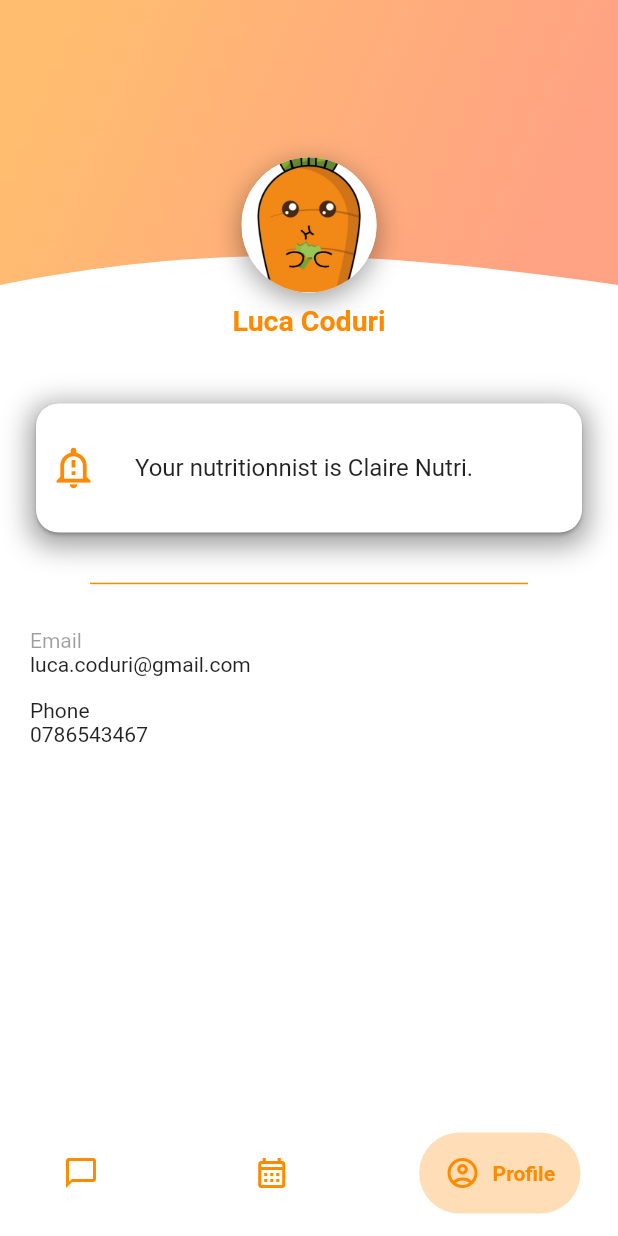
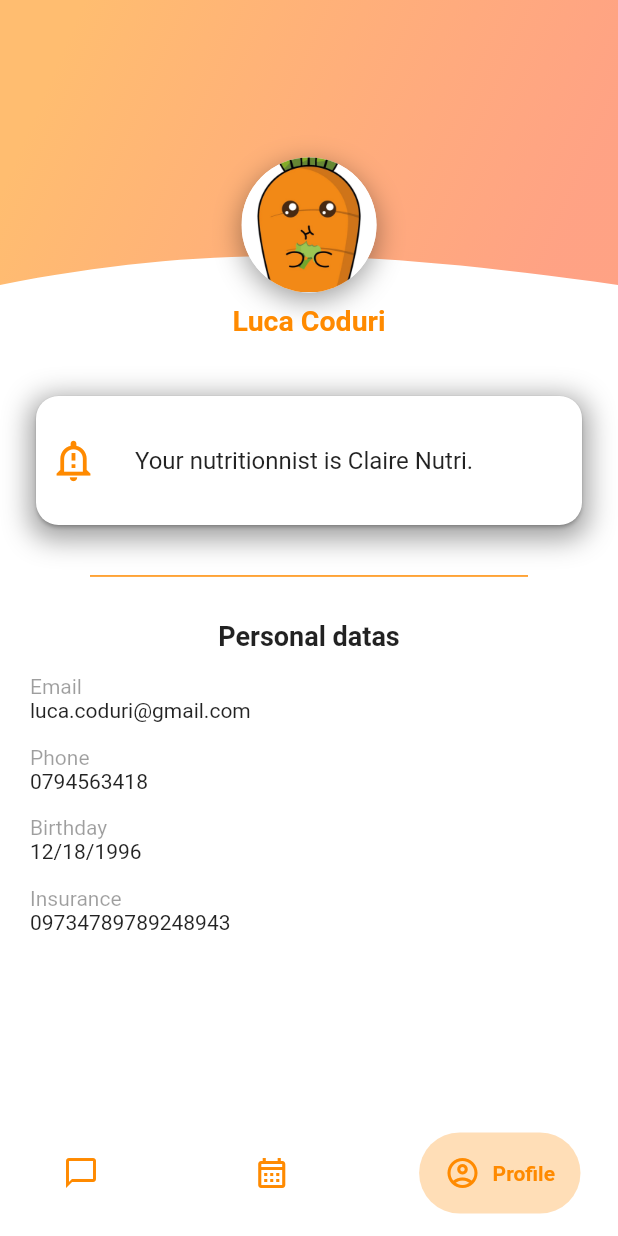
Before and after one commit to les-crepes/CAREOT_APP, a Flutter app: the screen it shows after launch, item 3 of the bottom bar chosen, on a phone screen of 412 x 824 dp. Run offline on Flutter 3.47's test engine with Material 2 defaults, Android fonts, the phone set to English and light mode, and no system bars; drawn by our look-alikes of google_nav_bar; our stand-ins replace auto_route, cloud_firestore, firebase_auth, firebase_core, flutter_chat_types, flutter_chat_ui and 1 more; accounts and stored records are empty.

Commit message:
Add personal infos

```diff
--- a/lib/screens/profile.dart
+++ b/lib/screens/profile.dart
@@ -2,7 +2,7 @@ import 'package:flutter/material.dart';
 import 'package:pdg_app/widgets/cards/left_element_card.dart';
 import 'package:pdg_app/widgets/cards/pic_card.dart';
 import 'package:pdg_app/widgets/text_information.dart';
-
+import 'package:intl/intl.dart';
 import '../widgets/profile/profile_top_bar.dart';
 
 class ProfileScreen extends StatelessWidget {
@@ -10,11 +10,15 @@ class ProfileScreen extends StatelessWidget {
 
   @override
   Widget build(BuildContext context) {
-    return const Profile(
+    return Profile(
       clientFirstName: "Luca",
       clienLastName: "Coduri",
       nutriFirstName: "Claire",
       nutriLastName: "Nutri",
+      clientEmail: "luca.coduri@gmail.com",
+      clientPhone: "0794563418",
+      clientBirthday: DateTime(1996, 12, 18),
+      clientInsurance: "09734789789248943",
     );
   }
 }
@@ -26,6 +30,10 @@ class Profile extends StatelessWidget {
   final String _clientLastName;
   final String _nutriFirstName;
   final String _nutriLastName;
+  final String _clientEmail;
+  final String _clientPhone;
+  final DateTime _clientBirthday;
+  final String _clientInsurance;
 
   const Profile({
     screenWidth = 0.0,
@@ -34,6 +42,10 @@ class Profile extends StatelessWidget {
     required clienLastName,
     required nutriFirstName,
     required nutriLastName,
+    required clientEmail,
+    required clientPhone,
+    required clientBirthday,
+    required clientInsurance,
     Key? key,
   })  : _screenWidth = screenWidth,
         _clientPicturePath = clientPicturePath,
@@ -41,6 +53,10 @@ class Profile extends StatelessWidget {
         _clientLastName = clienLastName,
         _nutriFirstName = nutriFirstName,
         _nutriLastName = nutriLastName,
+        _clientEmail = clientEmail,
+        _clientPhone = clientPhone,
+        _clientBirthday = clientBirthday,
+        _clientInsurance = clientInsurance,
         super(key: key);
 
   @override
@@ -49,6 +65,8 @@ class Profile extends StatelessWidget {
         _screenWidth == 0 ? MediaQuery.of(context).size.width : _screenWidth;
 
     final height = (width * 0.46111111111111114).toDouble();
+
+    final DateFormat hourFormatter = DateFormat.yMd();
 
     return Column(
       children: [
@@ -59,7 +77,7 @@ class Profile extends StatelessWidget {
           clientFirstName: _clientFirstName,
           clientLastName: _clientLastName,
         ),
-        const SizedBox(height: 20),
+        const SizedBox(height: 15),
         Padding(
           padding: const EdgeInsets.all(20.0),
           child: Column(
@@ -82,28 +100,25 @@ class Profile extends StatelessWidget {
                 endIndent: 40,
                 color: Theme.of(context).colorScheme.primary,
               ),
+              const Text("Personal datas",
+                  style: TextStyle(fontWeight: FontWeight.w600, fontSize: 18)),
+              const SizedBox(height: 15),
               Container(
                 alignment: Alignment.topLeft,
                 child: Column(
                     mainAxisAlignment: MainAxisAlignment.start,
-                    children: const [
+                    children: [
+                      TextInformation(label: "Email", text: _clientEmail),
+                      const SizedBox(height: 15),
+                      TextInformation(label: "Phone", text: _clientPhone),
+                      const SizedBox(height: 15),
                       TextInformation(
-                          label: "Email", text: "luca.coduri@gmail.com"),
-                      SizedBox(height: 15),
-                      Align(
-                        alignment: Alignment.centerLeft,
-                        child: Text(
-                          "Phone",
-                          textAlign: TextAlign.left,
-                        ),
-                      ),
-                      Align(
-                        alignment: Alignment.centerLeft,
-                        child: Text(
-                          "0786543467",
-                          textAlign: TextAlign.left,
-                        ),
-                      ),
+                          label: "Birthday",
+                          text: hourFormatter.format(_clientBirthday)),
+                      const SizedBox(height: 15),
+                      TextInformation(
+                          label: "Insurance", text: _clientInsurance),
+                      const SizedBox(height: 15),
                     ]),
               )
             ],
```
